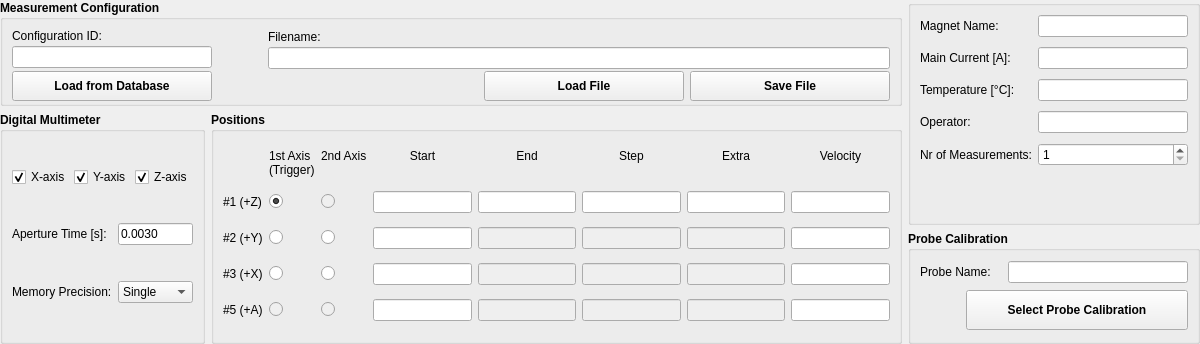
First picture: the form in hallbench/gui/ui/configurationwidget.ui, repository lnls-ima/hall-bench-control, before the edit.
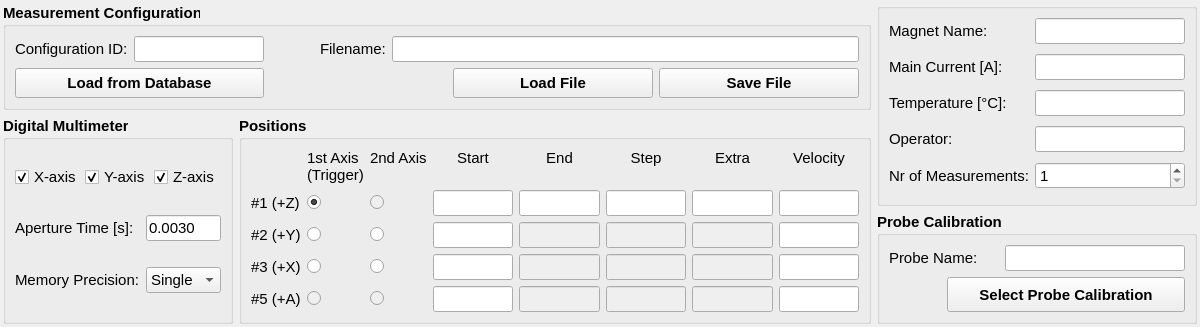
Second picture: the form after the edit.

The edit to the form file:
```diff
--- a/hallbench/gui/ui/configurationwidget.ui
+++ b/hallbench/gui/ui/configurationwidget.ui
@@ -7,15 +7,20 @@
     <x>0</x>
     <y>0</y>
     <width>1200</width>
-    <height>344</height>
+    <height>307</height>
    </rect>
   </property>
+  <property name="font">
+   <font>
+    <pointsize>11</pointsize>
+   </font>
+  </property>
   <property name="windowTitle">
    <string>Measurement Configuration</string>
   </property>
   <layout class="QGridLayout" name="gridLayout_5">
    <property name="margin">
-    <number>0</number>
+    <number>3</number>
    </property>
    <item row="0" column="0" colspan="2">
     <widget class="QGroupBox" name="groupBox">
@@ -35,16 +40,9 @@
       <string>Measurement Configuration</string>
      </property>
      <layout class="QGridLayout" name="gridLayout">
-      <property name="topMargin">
-       <number>9</number>
-      </property>
-      <property name="bottomMargin">
-       <number>2</number>
-      </property>
-      <property name="verticalSpacing">
-       <number>2</number>
-      </property>
       <item row="0" column="0">
+       <layout class="QHBoxLayout" name="horizontalLayout_2">
+        <item>
        <widget class="QLabel" name="label_3">
         <property name="font">
          <font>
@@ -57,26 +55,7 @@
         </property>
        </widget>
       </item>
-      <item row="0" column="2" rowspan="2" colspan="2">
-       <widget class="QLabel" name="label">
-        <property name="sizePolicy">
-         <sizepolicy hsizetype="Maximum" vsizetype="Preferred">
-          <horstretch>0</horstretch>
-          <verstretch>0</verstretch>
-         </sizepolicy>
-        </property>
-        <property name="font">
-         <font>
-          <weight>50</weight>
-          <bold>false</bold>
-         </font>
-        </property>
-        <property name="text">
-         <string>Filename:</string>
-        </property>
-       </widget>
-      </item>
-      <item row="1" column="0" rowspan="2">
+        <item>
        <widget class="QLineEdit" name="idn_le">
         <property name="sizePolicy">
          <sizepolicy hsizetype="Preferred" vsizetype="Fixed">
@@ -84,9 +63,15 @@
           <verstretch>0</verstretch>
          </sizepolicy>
         </property>
+          <property name="minimumSize">
+           <size>
+            <width>130</width>
+            <height>0</height>
+           </size>
+          </property>
         <property name="maximumSize">
          <size>
-          <width>250</width>
+            <width>130</width>
           <height>16777215</height>
          </size>
         </property>
@@ -98,7 +83,9 @@
         </property>
        </widget>
       </item>
-      <item row="2" column="1" rowspan="2">
+       </layout>
+      </item>
+      <item row="0" column="1">
        <spacer name="horizontalSpacer">
         <property name="orientation">
          <enum>Qt::Horizontal</enum>
@@ -114,7 +101,40 @@
         </property>
        </spacer>
       </item>
-      <item row="3" column="0">
+      <item row="0" column="2" colspan="3">
+       <layout class="QHBoxLayout" name="horizontalLayout_3">
+        <item>
+         <widget class="QLabel" name="label">
+          <property name="sizePolicy">
+           <sizepolicy hsizetype="Maximum" vsizetype="Preferred">
+            <horstretch>0</horstretch>
+            <verstretch>0</verstretch>
+           </sizepolicy>
+          </property>
+          <property name="font">
+           <font>
+            <weight>50</weight>
+            <bold>false</bold>
+           </font>
+          </property>
+          <property name="text">
+           <string>Filename:</string>
+          </property>
+         </widget>
+        </item>
+        <item>
+         <widget class="QLineEdit" name="filename_le">
+          <property name="font">
+           <font>
+            <weight>50</weight>
+            <bold>false</bold>
+           </font>
+          </property>
+         </widget>
+        </item>
+       </layout>
+      </item>
+      <item row="1" column="0">
        <widget class="QPushButton" name="loaddb_btn">
         <property name="minimumSize">
          <size>
@@ -133,7 +153,7 @@
         </property>
        </widget>
       </item>
-      <item row="3" column="2">
+      <item row="1" column="2">
        <spacer name="horizontalSpacer_2">
         <property name="orientation">
          <enum>Qt::Horizontal</enum>
@@ -146,7 +166,7 @@
         </property>
        </spacer>
       </item>
-      <item row="3" column="3">
+      <item row="1" column="3">
        <widget class="QPushButton" name="loadfile_btn">
         <property name="minimumSize">
          <size>
@@ -159,7 +179,7 @@
         </property>
        </widget>
       </item>
-      <item row="3" column="4">
+      <item row="1" column="4">
        <widget class="QPushButton" name="savefile_btn">
         <property name="minimumSize">
          <size>
@@ -172,16 +192,6 @@
         </property>
        </widget>
       </item>
-      <item row="2" column="2" colspan="3">
-       <widget class="QLineEdit" name="filename_le">
-        <property name="font">
-         <font>
-          <weight>50</weight>
-          <bold>false</bold>
-         </font>
-        </property>
-       </widget>
-      </item>
      </layout>
     </widget>
    </item>
@@ -1206,7 +1216,7 @@
         <property name="minimumSize">
          <size>
           <width>0</width>
-          <height>40</height>
+          <height>35</height>
          </size>
         </property>
         <property name="text">
```
Lines whose indentation alone changed are shown as unchanged.
